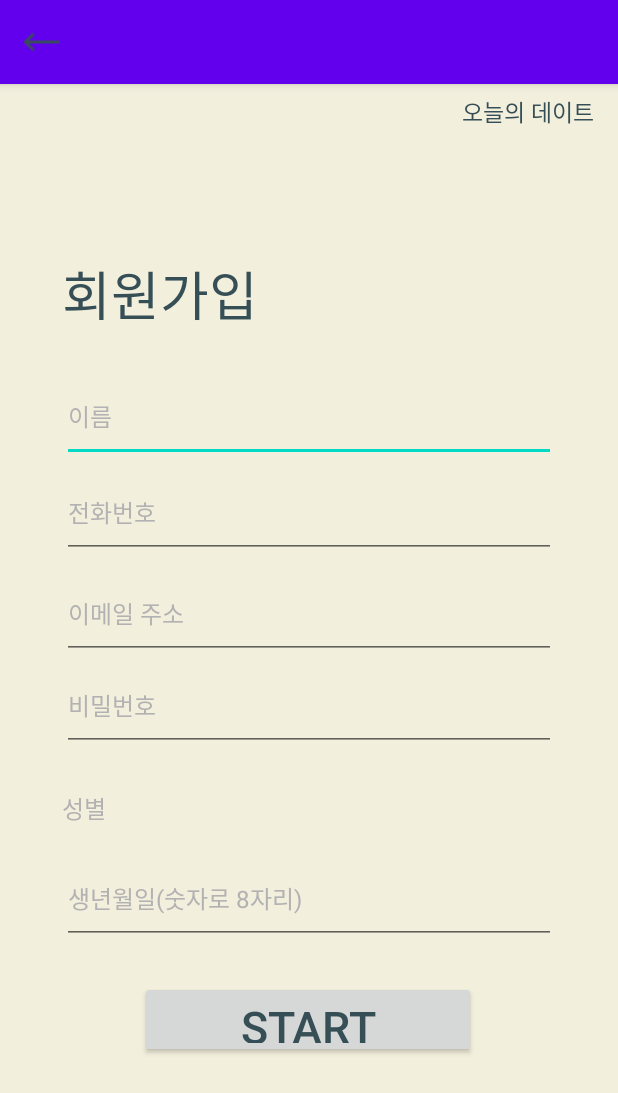
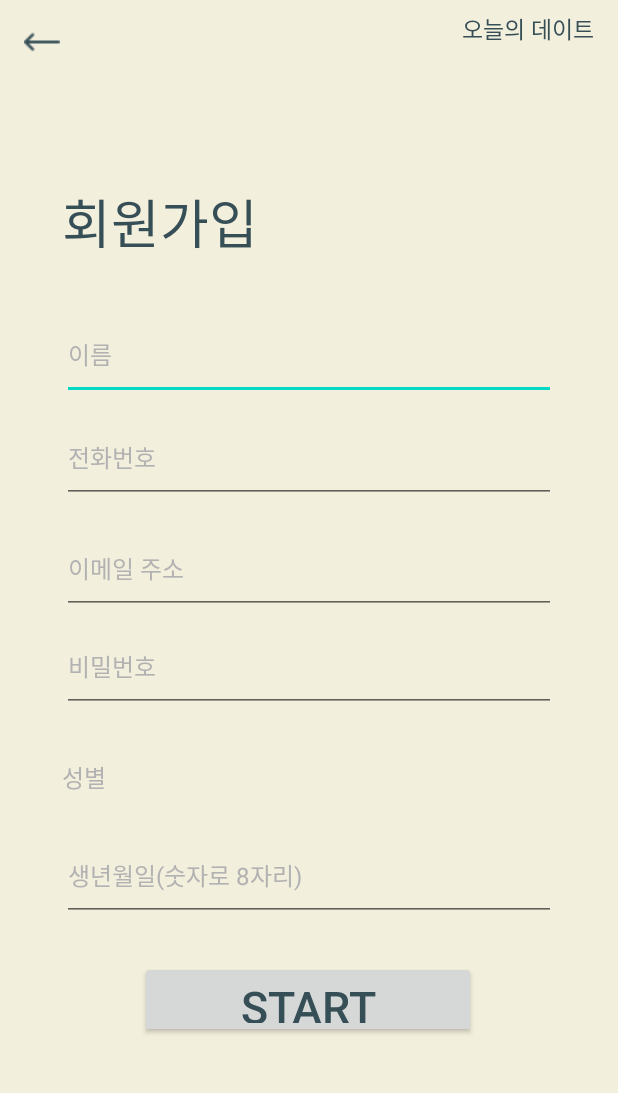
Before and after one commit to Jiwonmonkey/choandyoo, an Android app: the screen it shows after launch (RegisterActivity), after a tap on "REGISTER", on a phone screen of 412 x 824 dp. Shown: the top 1093 px of the screen. Run offline under Robolectric (Android 15) with nearby library versions, the phone set to English and light mode, and no system bars.

Commit message:
jiwon commit 0125(3)

```diff
--- a/app/src/main/AndroidManifest.xml
+++ b/app/src/main/AndroidManifest.xml
@@ -13,7 +13,8 @@
         tools:targetApi="31">
         <activity
             android:name=".RegisterActivity"
-            android:exported="false" />
+            android:exported="false"
+            android:parentActivityName=".LoginActivity"/>
         <activity
             android:name=".LoginActivity"
             android:exported="false" />
--- a/app/src/main/res/values-night/themes.xml
+++ b/app/src/main/res/values-night/themes.xml
@@ -1,6 +1,6 @@
 <resources xmlns:tools="http://schemas.android.com/tools">
     <!-- Base application theme. -->
-    <style name="Theme.MyApplication_0125" parent="Theme.MaterialComponents.DayNight.DarkActionBar">
+    <style name="Theme.MyApplication_0125" parent="Theme.MaterialComponents.DayNight.NoActionBar">
         <!-- Primary brand color. -->
         <item name="colorPrimary">@color/purple_200</item>
         <item name="colorPrimaryVariant">@color/purple_700</item>
--- a/app/src/main/res/values/themes.xml
+++ b/app/src/main/res/values/themes.xml
@@ -1,6 +1,6 @@
 <resources xmlns:tools="http://schemas.android.com/tools">
     <!-- Base application theme. -->
-    <style name="Theme.MyApplication_0125" parent="Theme.MaterialComponents.DayNight.DarkActionBar">
+    <style name="Theme.MyApplication_0125" parent="Theme.MaterialComponents.DayNight.NoActionBar">
         <!-- Primary brand color. -->
         <item name="colorPrimary">@color/purple_500</item>
         <item name="colorPrimaryVariant">@color/purple_700</item>
```
